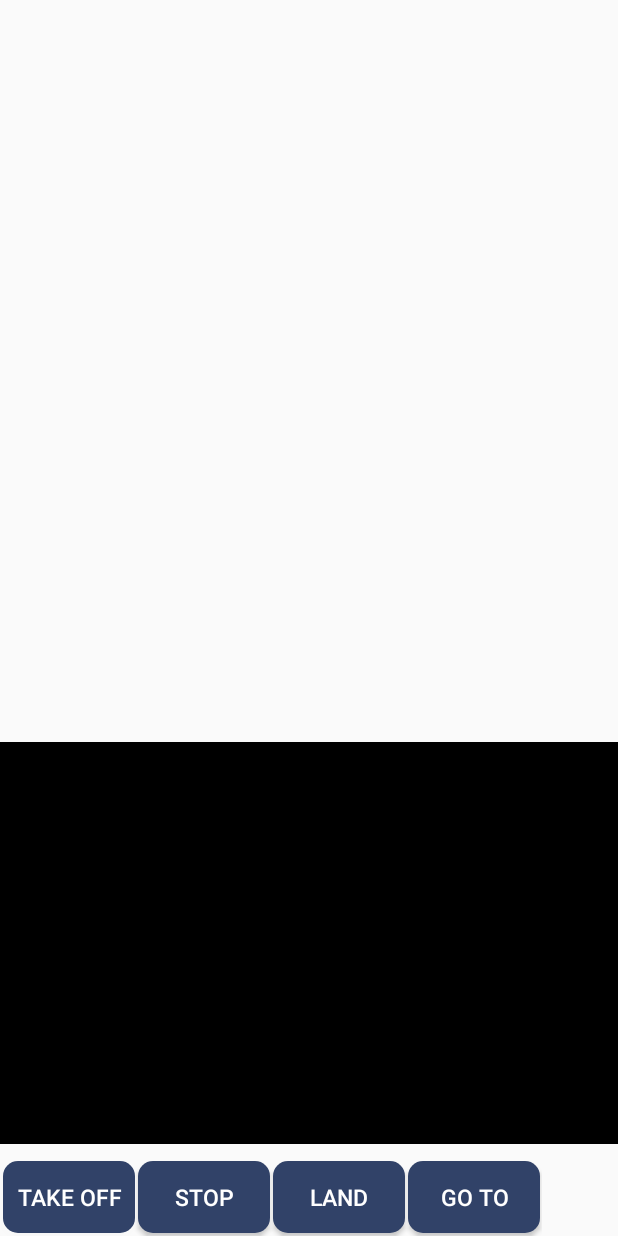
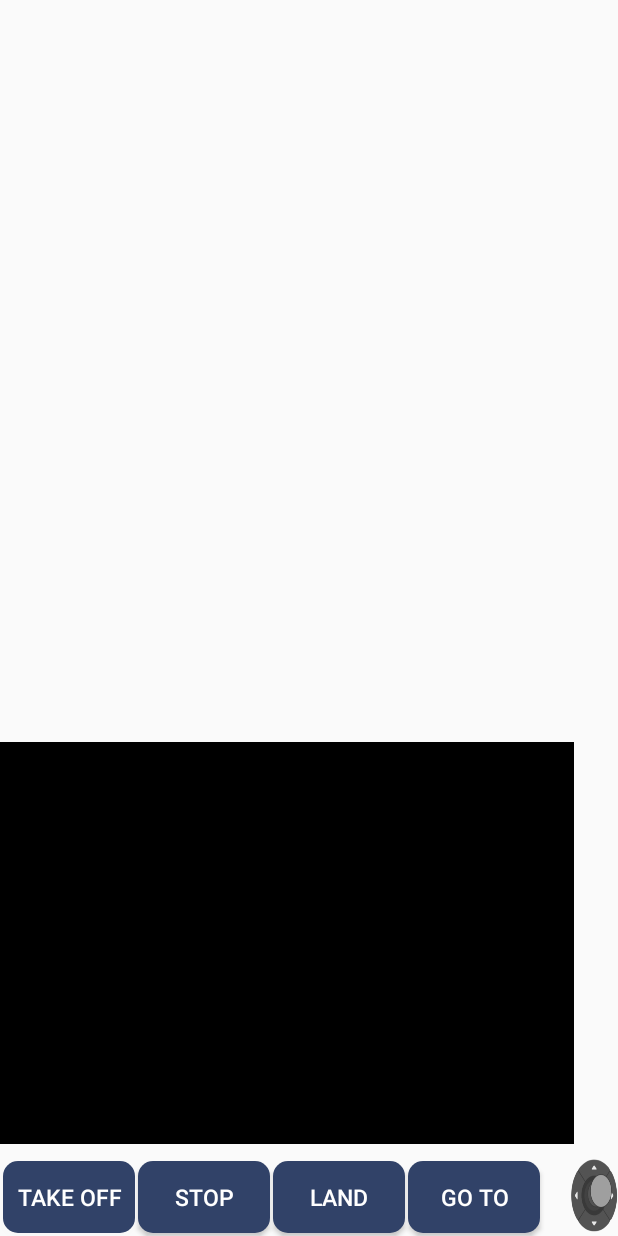
Before and after one commit to Malak47/DJI_Mobile_SDK_Android_V4, an Android app: the layout view_ilm_remote_controller.xml on its own in the app's theme, with its tools: preview values and no code run, on a phone screen of 412 x 824 dp. Run offline under Robolectric (Android 15) with nearby library versions, the phone set to English and light mode, and no system bars; plain views replace MapView.

Commit message:
Adding VirtualSticks (NOT FINAL)

```diff
--- a/app/src/main/java/com/dji/sdk/sample/internal/view/DemoListView.java
+++ b/app/src/main/java/com/dji/sdk/sample/internal/view/DemoListView.java
@@ -9,6 +9,7 @@ import android.widget.FrameLayout;
 
 import com.dji.sdk.sample.R;
 import com.dji.sdk.sample.demo.ILM.ILMRemoteControllerView;
+import com.dji.sdk.sample.demo.ILM.ILMVirtualStickView;
 import com.dji.sdk.sample.demo.ILM.ILMStatusBar;
 import com.dji.sdk.sample.demo.accessory.AccessoryAggregationView;
 import com.dji.sdk.sample.demo.accessory.AudioFileListManagerView;
--- a/app/src/main/res/layout/view_ilm_remote_controller.xml
+++ b/app/src/main/res/layout/view_ilm_remote_controller.xml
@@ -3,13 +3,15 @@
     xmlns:app="http://schemas.android.com/apk/res-auto"
     xmlns:tools="http://schemas.android.com/tools"
     android:layout_width="match_parent"
-    android:layout_height="match_parent">
+    android:layout_height="match_parent"
+    tools:context="com.dji.sdk.sample.demo.ILM.ILMRemoteControllerView">
 
     <RelativeLayout
-        android:id="@+id/relativeLayout2"
-        android:layout_width="361dp"
-        android:layout_height="52dp"
+        android:id="@+id/buttons_relativeLayout"
+        android:layout_width="match_parent"
+        android:layout_height="55dp"
         app:layout_constraintBottom_toBottomOf="parent"
+        app:layout_constraintEnd_toEndOf="parent"
         app:layout_constraintStart_toStartOf="parent">
 
         <Button
@@ -25,18 +27,6 @@
             android:textColor="@color/common_text_color"
             android:textSize="15sp" />
 
-        <Button
-            android:id="@+id/btn_ILM_GoTo"
-            android:layout_width="wrap_content"
-            android:layout_height="wrap_content"
-            android:layout_alignParentBottom="true"
-            android:layout_marginStart="2dp"
-            android:layout_marginBottom="2dp"
-            android:layout_toEndOf="@+id/btn_ILM_Land"
-            android:background="@drawable/round_btn"
-            android:text="@string/go_to"
-            android:textColor="@color/common_text_color"
-            android:textSize="15sp" />
 
         <Button
             android:id="@+id/btn_ILM_Stop"
@@ -64,13 +54,37 @@
             android:textColor="@color/common_text_color"
             android:textSize="15sp" />
 
+        <Button
+            android:id="@+id/btn_ILM_GoTo"
+            android:layout_width="wrap_content"
+            android:layout_height="wrap_content"
+            android:layout_alignParentBottom="true"
+            android:layout_marginStart="2dp"
+            android:layout_marginBottom="2dp"
+            android:layout_toEndOf="@+id/btn_ILM_Land"
+            android:background="@drawable/round_btn"
+            android:text="@string/go_to"
+            android:textColor="@color/common_text_color"
+            android:textSize="15sp" />
+
+        <Button
+            android:id="@+id/btn_ILM_EnableVirtualStick"
+            android:layout_width="50dp"
+            android:layout_height="50dp"
+            android:layout_alignParentBottom="true"
+            android:layout_marginStart="20dp"
+            android:layout_marginBottom="2dp"
+            android:layout_toEndOf="@+id/btn_ILM_GoTo"
+            android:background="@drawable/ilm_virtual_stick_icon" />
+
     </RelativeLayout>
 
     <RelativeLayout
+        android:id="@+id/titude_relativLayout"
         android:layout_width="200dp"
         android:layout_height="66dp"
         android:layout_marginStart="4dp"
-        app:layout_constraintBottom_toTopOf="@+id/relativeLayout2"
+        app:layout_constraintBottom_toTopOf="@+id/buttons_relativeLayout"
         app:layout_constraintStart_toStartOf="parent"
         app:layout_constraintTop_toBottomOf="@+id/mapView_ILM"
         app:layout_constraintVertical_bias="0.87">
@@ -122,21 +136,21 @@
         android:layout_height="153dp"
         android:layout_marginBottom="180dp"
         app:layout_constraintBottom_toBottomOf="parent"
-        app:layout_constraintEnd_toStartOf="@+id/relativeLayout"
+        app:layout_constraintEnd_toStartOf="@+id/video_relativeLaout"
         app:layout_constraintHorizontal_bias="0.842"
-        app:layout_constraintStart_toStartOf="parent" />
+        app:layout_constraintStart_toStartOf="parent"
+        />
 
     <RelativeLayout
-        android:id="@+id/relativeLayout"
+        android:id="@+id/video_relativeLaout"
         android:layout_width="416dp"
         android:layout_height="273dp"
         android:layout_marginBottom="60dp"
         app:layout_constraintBottom_toBottomOf="parent"
         app:layout_constraintEnd_toEndOf="parent"
-        app:layout_constraintHorizontal_bias="0.882"
-        app:layout_constraintStart_toStartOf="parent">
+        android:layout_marginEnd="30dp"
+        >
 
-        <!--        app:layout_constraintTop_toBottomOf="@+id/include"-->
 
         <FrameLayout
             android:layout_width="match_parent"
--- a/app/src/main/res/layout/view_ilm_status_bar.xml
+++ b/app/src/main/res/layout/view_ilm_status_bar.xml
@@ -1,9 +1,10 @@
 <?xml version="1.0" encoding="utf-8"?>
 <androidx.constraintlayout.widget.ConstraintLayout xmlns:android="http://schemas.android.com/apk/res/android"
     xmlns:app="http://schemas.android.com/apk/res-auto"
+    xmlns:tools="http://schemas.android.com/tools"
     android:layout_width="match_parent"
-    android:layout_height="match_parent">
-
+    android:layout_height="match_parent"
+    tools:context="com.dji.sdk.sample.demo.ILM.ILMStatusBar">
 
     <TableLayout
         android:id="@+id/tableLayout"
```
Also changed, not shown: app/src/main/java/com/dji/sdk/sample/demo/ILM/ILMButtons.java (+10 -0 lines), app/src/main/java/com/dji/sdk/sample/demo/ILM/ILMRemoteControllerView.java (+28 -0 lines), app/src/main/java/com/dji/sdk/sample/demo/ILM/ILMVirtualStickView.java (added, +199 -0 lines), app/src/main/res/layout/view_ilm_virtual_stick.xml (added, +39 -0 lines), app/src/main/res/drawable/ilm_virtual_stick_icon.png (added).
